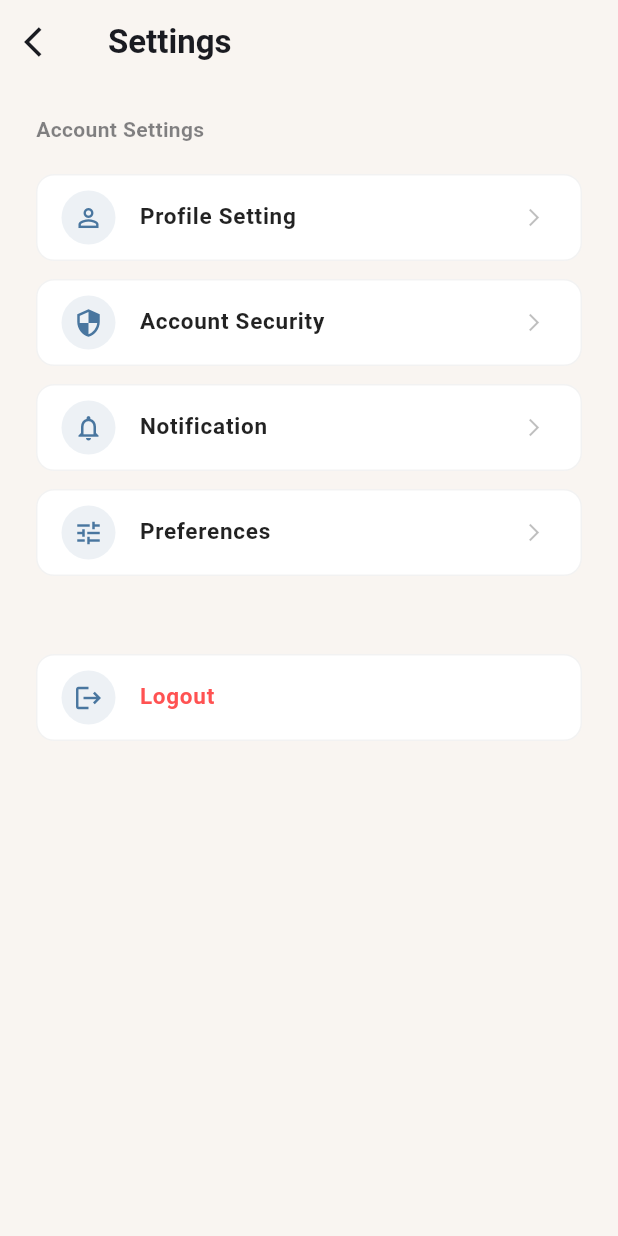
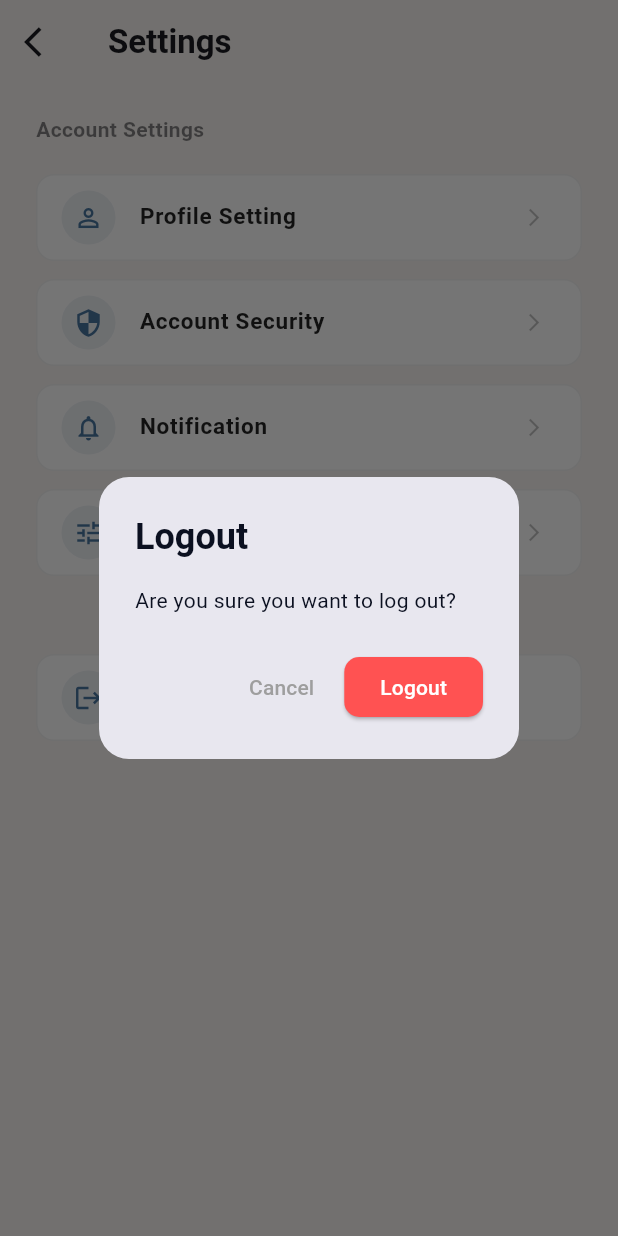
Before and after one commit to DDRAAGOON/GraduationProject, a Flutter app: the SettingScreen screen opened directly, after a tap on "Logout", on a phone screen of 412 x 824 dp. Run offline on Flutter 3.47's test engine with Material 3 defaults, Android fonts, the phone set to English and light mode, and no system bars; our stand-ins replace country_picker, curved_navigation_bar, dio, fl_chart, flutter_bloc, flutter_svg and 5 more; accounts and stored records are empty.

Commit message:
v2.5 kkk kkkkk vvvvvv

```diff
--- a/graduationproject/lib/screens/user/settings/setting_screen.dart
+++ b/graduationproject/lib/screens/user/settings/setting_screen.dart
@@ -1,4 +1,5 @@
 import 'package:flutter/material.dart';
+import '../../../app/router/app_router.dart';
 import '../../../shared/l10n/app_localizations.dart';
 import '../../../shared/state/locale_controller.dart';
 import '../../../shared/state/theme_controller.dart';
@@ -15,6 +16,49 @@ class SettingScreen extends StatefulWidget {
 }
 
 class _SettingScreenState extends State<SettingScreen> {
+  void _showLogoutDialog() {
+    final t = AppLocalizations.of(context);
+    showDialog(
+      context: context,
+      builder: (context) => AlertDialog(
+        shape: RoundedRectangleBorder(borderRadius: BorderRadius.circular(20)),
+        title: Text(
+          t.tr(en: "Logout", ar: "تسجيل الخروج"),
+          style: const TextStyle(fontWeight: FontWeight.bold),
+        ),
+        content: Text(
+          t.tr(
+            en: "Are you sure you want to log out?",
+            ar: "هل أنت متأكد أنك تريد تسجيل الخروج؟",
+          ),
+        ),
+        actions: [
+          TextButton(
+            onPressed: () => Navigator.pop(context),
+            child: Text(t.cancel, style: const TextStyle(color: Colors.grey)),
+          ),
+          ElevatedButton(
+            onPressed: () {
+              Navigator.pop(context); // Close dialog
+              Navigator.of(context).pushNamedAndRemoveUntil(
+                AppRoutes.roleSelection, // Assuming roleSelection is the initial/sign-in entry
+                (route) => false,
+              );
+            },
+            style: ElevatedButton.styleFrom(
+              backgroundColor: Colors.redAccent,
+              shape: RoundedRectangleBorder(borderRadius: BorderRadius.circular(10)),
+            ),
+            child: Text(
+              t.tr(en: "Logout", ar: "خروج"),
+              style: const TextStyle(color: Colors.white),
+            ),
+          ),
+        ],
+      ),
+    );
+  }
+
   @override
   Widget build(BuildContext context) {
     final t = AppLocalizations.of(context);
@@ -74,9 +118,7 @@ class _SettingScreenState extends State<SettingScreen> {
               title: t.tr(en: "Logout", ar: "تسجيل الخروج"),
               titleColor: Colors.redAccent,
               showArrow: false,
-              onTap: () {
-                // Logout logic
-              },
+              onTap: _showLogoutDialog,
             ),
           ],
         ),
```
Also changed, not shown: graduationproject/lib/screens/user/teardsman/setting/settings.dart (+46 -4 lines).
